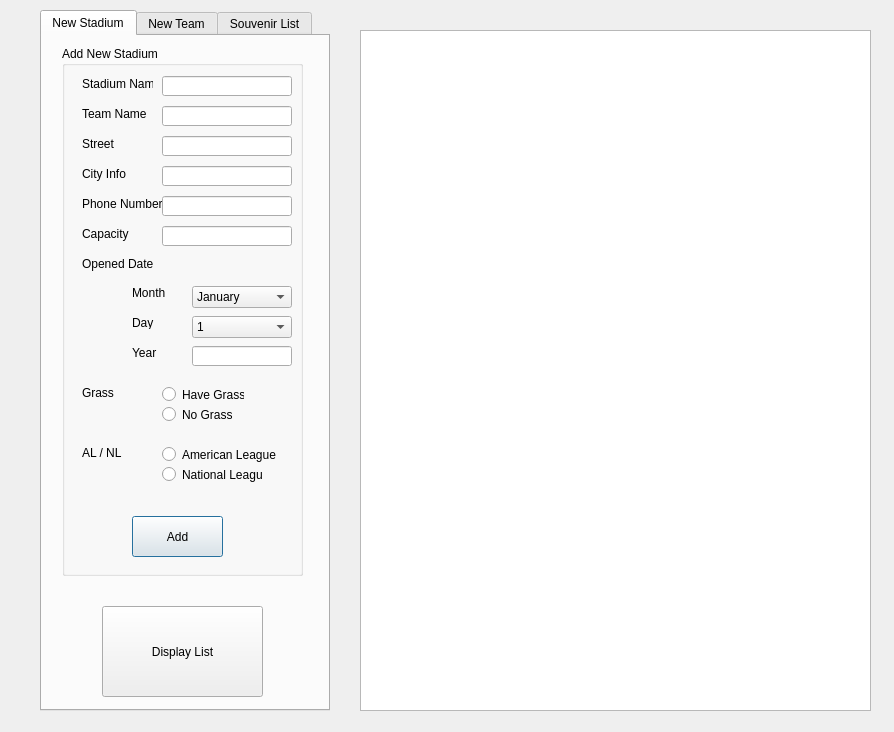
This is BaseballStadiumPlanner/adminfuntion.ui in frimbraza/Baseball-Stadium-Project as Qt 5 draws it before an edit. The edited form follows.
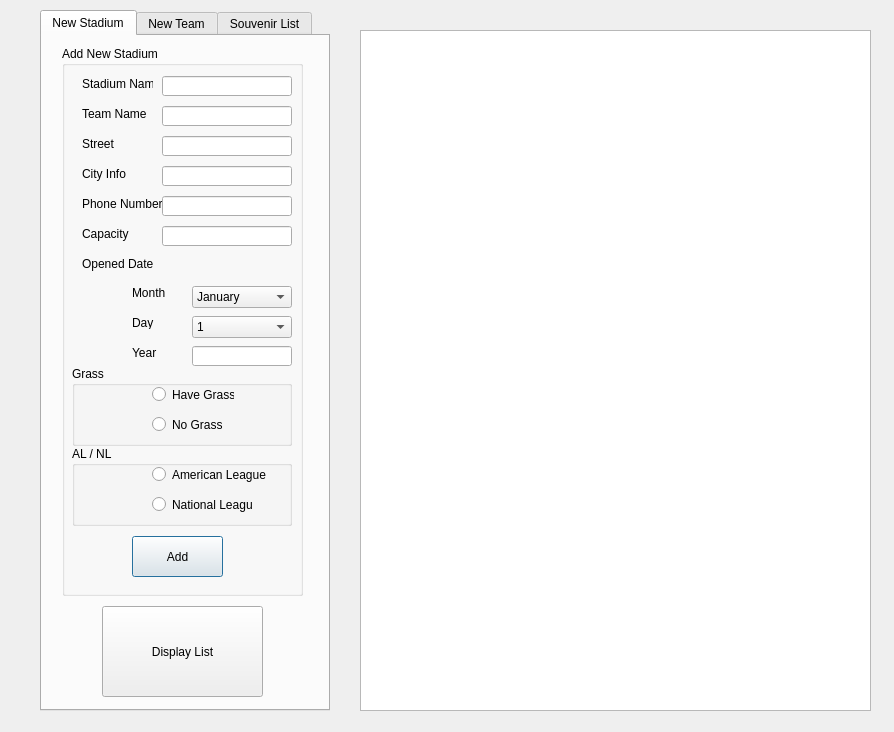
This is the edited form.

Diff of the .ui file:
```diff
--- a/BaseballStadiumPlanner/adminfuntion.ui
+++ b/BaseballStadiumPlanner/adminfuntion.ui
@@ -35,7 +35,7 @@
        <x>20</x>
        <y>10</y>
        <width>241</width>
-       <height>530</height>
+       <height>550</height>
       </rect>
      </property>
      <property name="title">
@@ -132,32 +132,6 @@
        <string>Opened Date</string>
       </property>
      </widget>
-     <widget class="QLabel" name="label_15">
-      <property name="geometry">
-       <rect>
-        <x>20</x>
-        <y>340</y>
-        <width>47</width>
-        <height>13</height>
-       </rect>
-      </property>
-      <property name="text">
-       <string>Grass</string>
-      </property>
-     </widget>
-     <widget class="QLabel" name="label_16">
-      <property name="geometry">
-       <rect>
-        <x>20</x>
-        <y>400</y>
-        <width>47</width>
-        <height>13</height>
-       </rect>
-      </property>
-      <property name="text">
-       <string>AL / NL</string>
-      </property>
-     </widget>
      <widget class="QLineEdit" name="lineEdit_NewStadium">
       <property name="geometry">
        <rect>
@@ -228,24 +202,11 @@
        </rect>
       </property>
      </widget>
-     <widget class="QRadioButton" name="haveGrass">
-      <property name="geometry">
-       <rect>
-        <x>100</x>
-        <y>340</y>
-        <width>82</width>
-        <height>17</height>
-       </rect>
-      </property>
-      <property name="text">
-       <string>Have Grass</string>
-      </property>
-     </widget>
      <widget class="QPushButton" name="AddNewStadium">
       <property name="geometry">
        <rect>
         <x>70</x>
-        <y>470</y>
+        <y>490</y>
         <width>91</width>
         <height>41</height>
        </rect>
@@ -254,51 +215,6 @@
        <string>Add</string>
       </property>
      </widget>
-     <widget class="QRadioButton" name="noGrass">
-      <property name="geometry">
-       <rect>
-        <x>100</x>
-        <y>360</y>
-        <width>82</width>
-        <height>17</height>
-       </rect>
-      </property>
-      <property name="text">
-       <string>No Grass</string>
-      </property>
-      <property name="checkable">
-       <bool>true</bool>
-      </property>
-      <property name="checked">
-       <bool>false</bool>
-      </property>
-     </widget>
-     <widget class="QRadioButton" name="AL">
-      <property name="geometry">
-       <rect>
-        <x>100</x>
-        <y>400</y>
-        <width>121</width>
-        <height>17</height>
-       </rect>
-      </property>
-      <property name="text">
-       <string>American League</string>
-      </property>
-     </widget>
-     <widget class="QRadioButton" name="NL">
-      <property name="geometry">
-       <rect>
-        <x>100</x>
-        <y>420</y>
-        <width>101</width>
-        <height>17</height>
-       </rect>
-      </property>
-      <property name="text">
-       <string>National League</string>
-      </property>
-     </widget>
      <widget class="QComboBox" name="comboBox_Month">
       <property name="geometry">
        <rect>
@@ -573,6 +489,90 @@
        <string>Year</string>
       </property>
      </widget>
+     <widget class="QGroupBox" name="groupBox_6">
+      <property name="geometry">
+       <rect>
+        <x>10</x>
+        <y>320</y>
+        <width>220</width>
+        <height>80</height>
+       </rect>
+      </property>
+      <property name="title">
+       <string>Grass</string>
+      </property>
+      <widget class="QRadioButton" name="haveGrass">
+       <property name="geometry">
+        <rect>
+         <x>80</x>
+         <y>20</y>
+         <width>82</width>
+         <height>17</height>
+        </rect>
+       </property>
+       <property name="text">
+        <string>Have Grass</string>
+       </property>
+      </widget>
+      <widget class="QRadioButton" name="noGrass">
+       <property name="geometry">
+        <rect>
+         <x>80</x>
+         <y>50</y>
+         <width>82</width>
+         <height>17</height>
+        </rect>
+       </property>
+       <property name="text">
+        <string>No Grass</string>
+       </property>
+       <property name="checkable">
+        <bool>true</bool>
+       </property>
+       <property name="checked">
+        <bool>false</bool>
+       </property>
+      </widget>
+     </widget>
+     <widget class="QGroupBox" name="groupBox_7">
+      <property name="geometry">
+       <rect>
+        <x>10</x>
+        <y>400</y>
+        <width>220</width>
+        <height>80</height>
+       </rect>
+      </property>
+      <property name="title">
+       <string>AL / NL</string>
+      </property>
+      <widget class="QRadioButton" name="NL">
+       <property name="geometry">
+        <rect>
+         <x>80</x>
+         <y>50</y>
+         <width>101</width>
+         <height>17</height>
+        </rect>
+       </property>
+       <property name="text">
+        <string>National League</string>
+       </property>
+      </widget>
+      <widget class="QRadioButton" name="AL">
+       <property name="geometry">
+        <rect>
+         <x>80</x>
+         <y>20</y>
+         <width>121</width>
+         <height>17</height>
+        </rect>
+       </property>
+       <property name="text">
+        <string>American League</string>
+       </property>
+      </widget>
+     </widget>
     </widget>
     <widget class="QPushButton" name="Display_Stadium_List_1">
      <property name="geometry">
```
